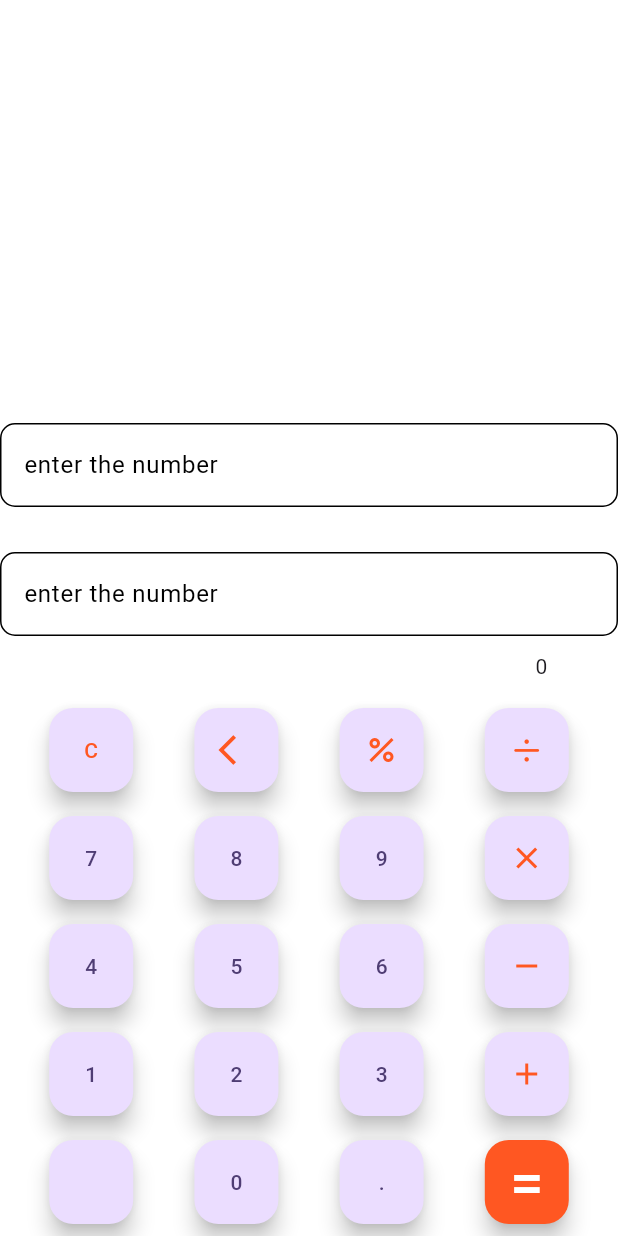
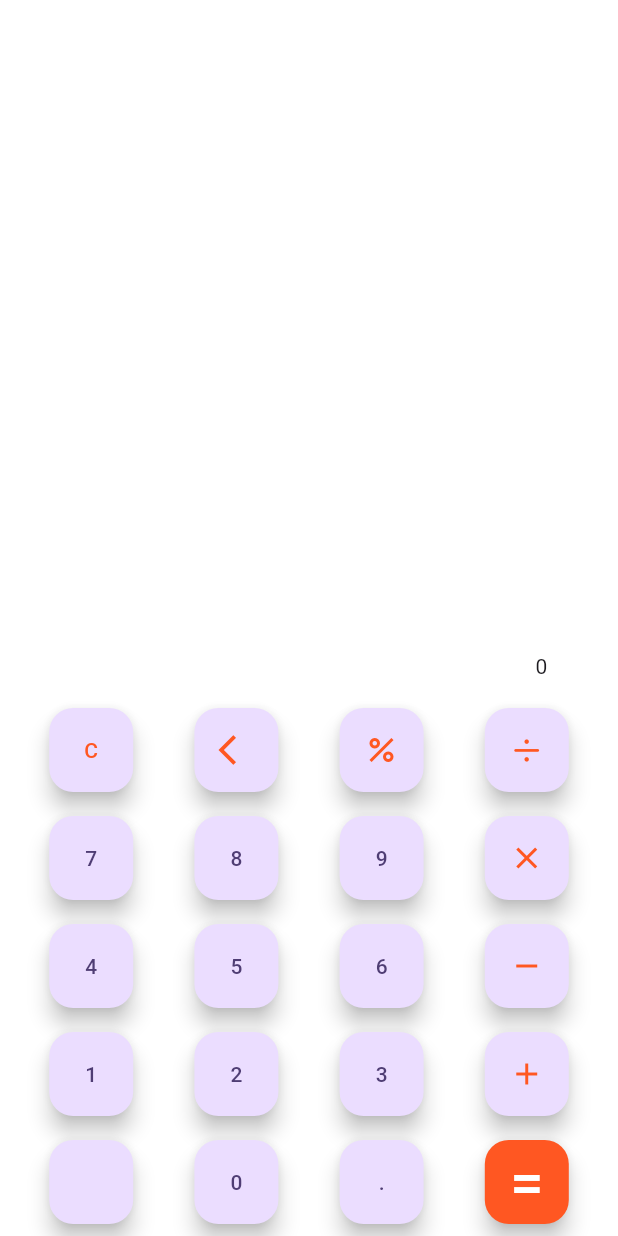
Before and after one commit to arshu2001/calculator, a Flutter app: the screen it shows after launch, on a phone screen of 412 x 824 dp. Run offline on Flutter 3.47's test engine with Material 3 defaults, Android fonts, the phone set to English and light mode, and no system bars; our stand-ins replace font_awesome_flutter.

Commit message:
second commit

```diff
--- a/lib/home.dart
+++ b/lib/home.dart
@@ -24,34 +24,7 @@ class _CalculatorState extends State<Calculator> {
         child: Column(
           mainAxisAlignment: MainAxisAlignment.end,
           children: [
-            TextFormField(
-              controller: text1,
-              decoration: InputDecoration(
-                enabledBorder: OutlineInputBorder(
-                  borderSide: BorderSide(color: Colors.black),
-                  borderRadius: BorderRadius.circular(10)
-                ),
-                labelText: 'enter the number',
-                labelStyle: TextStyle(color: Colors.black)
 
-              ),
-            ),
-            Padding(
-              padding: const EdgeInsets.only(top: 30),
-              child: TextFormField(
-                controller: text2,
-                decoration: InputDecoration(
-                  enabledBorder: OutlineInputBorder(
-                    borderSide: BorderSide(color: Colors.black),
-                    borderRadius: BorderRadius.circular(10)
-                  ),
-                  labelText: 'enter the number',
-                  labelStyle: TextStyle(color: Colors.black)
-
-                ),
-
-              ),
-            ),
             Padding(
               padding: const EdgeInsets.only(left: 310),
               child: Container(
@@ -84,8 +57,12 @@ class _CalculatorState extends State<Calculator> {
                 ),
                  Padding(
                   padding: const EdgeInsets.all(8.0),
-                  child: FloatingActionButton(onPressed: () {},
-                  child: Icon(CupertinoIcons.divide,color: Colors.deepOrange,),
+                  child: FloatingActionButton(onPressed: () {
+                    operater='~/';
+                    b=a;
+                    a=0;
+                  },
+                  child: Icon(CupertinoIcons.divide,color: Colors.deepOrange,), //divition
                   ),
                 )
               ],
@@ -124,7 +101,7 @@ class _CalculatorState extends State<Calculator> {
                     b=a;
                     a=0;
                   },
-                  child: Icon(Icons.close,color: Colors.deepOrange),
+                  child: Icon(Icons.close,color: Colors.deepOrange),  //multiplication
                   ),
                 ),
               ],
@@ -163,7 +140,7 @@ class _CalculatorState extends State<Calculator> {
                     b=a;
                     a=0;
                   },
-                  child: Icon(Icons.remove,color: Colors.deepOrange,),
+                  child: Icon(Icons.remove,color: Colors.deepOrange,), //usbsraction
                   ),
                 ),
               ],
@@ -176,7 +153,7 @@ class _CalculatorState extends State<Calculator> {
                   child: FloatingActionButton(onPressed: () {
                     a=1;
                   },
-                  child: Text('1'),
+                  child: Text('1'), //numbers
                   ),
                 ),
                 Padding(
@@ -202,7 +179,7 @@ class _CalculatorState extends State<Calculator> {
                     b=a;
                     a=0;
                   },
-                  child: Icon(Icons.add,color: Colors.deepOrange,),
+                  child: Icon(Icons.add,color: Colors.deepOrange,), //addition operate
                   ),
                 ),
               ],
@@ -242,6 +219,14 @@ class _CalculatorState extends State<Calculator> {
                       res = a-b;
                       print(res);
                     }
+                    if(operater=='*'){
+                      res = a*b;
+                      print(res);
+                    }
+                    if(operater=='~/'){
+                      res = a~/b;
+                      print(res);
+                    }
 
 
                   },
```
